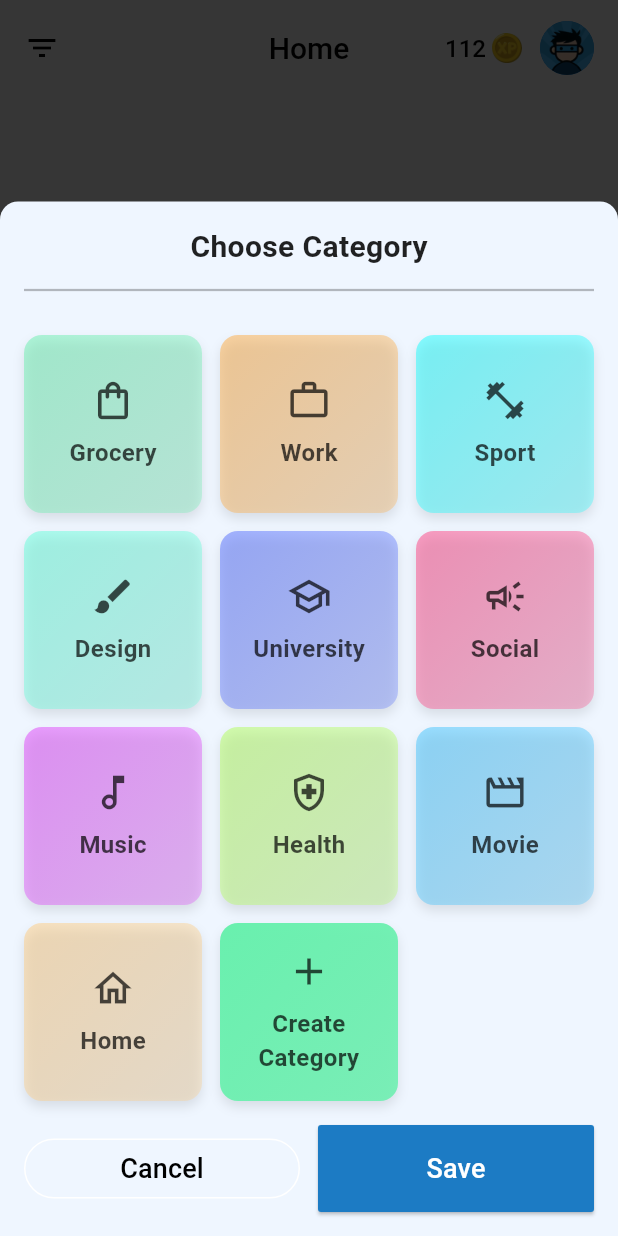
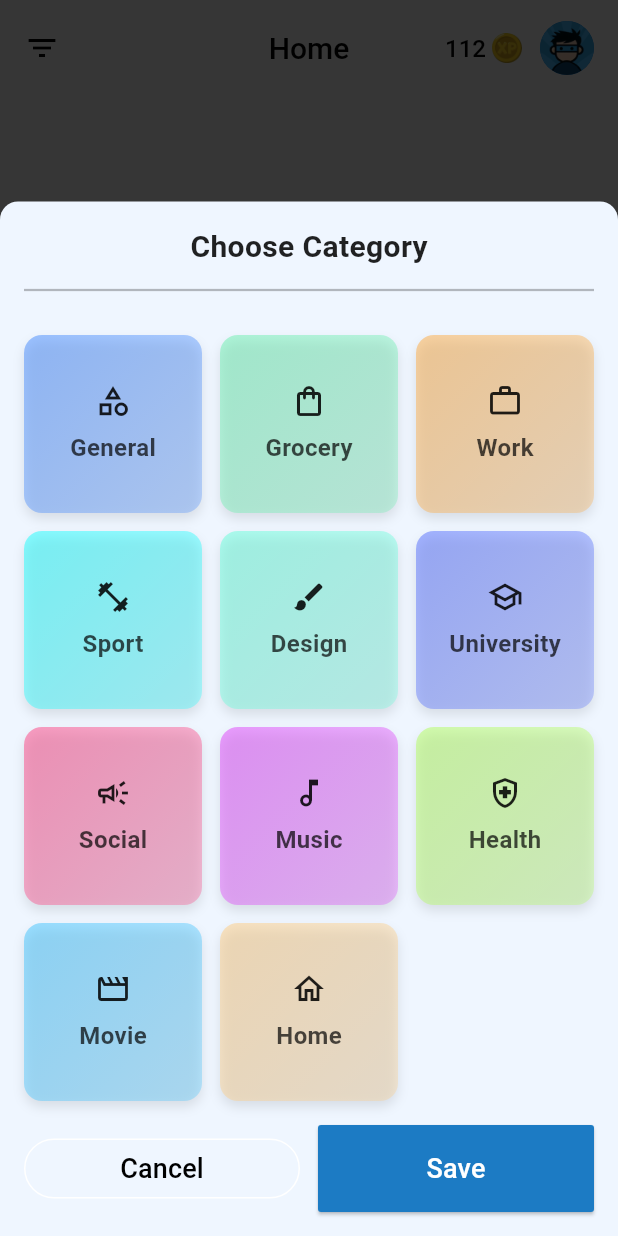
Before and after one commit to JosimCoussens/taskhero, a Flutter app: the screen it shows after launch, item 3 of the bottom bar chosen, after a tap on the "category" icon, on a phone screen of 412 x 824 dp. Run offline on Flutter 3.47's test engine with Material 3 defaults, Android fonts, the phone set to English and light mode, and no system bars; our stand-ins replace cloud_firestore, firebase_core, flutter_svg, syncfusion_flutter_datepicker; accounts and stored records are empty.

Commit message:
Refactor category management: remove CategoryService and create categories directly in constants, update Category class to use Icon instead of iconName

```diff
--- a/lib/components/bottom_app_bar/windows/categories_window.dart
+++ b/lib/components/bottom_app_bar/windows/categories_window.dart
@@ -1,6 +1,7 @@
 import 'package:flutter/material.dart';
+import 'package:taskhero/classes/category.dart';
 import 'package:taskhero/components/bottom_app_bar/components/widgets.dart';
-import 'package:taskhero/components/bottom_app_bar/windows/create_category_window.dart';
+import 'package:taskhero/constants.dart';
 
 Future<dynamic> showCategories(BuildContext context) {
   String selectedCategory = '';
@@ -34,78 +35,17 @@ Future<dynamic> showCategories(BuildContext context) {
                       crossAxisSpacing: 12,
                       mainAxisSpacing: 12,
                       children: [
-                        _buildCategoryTile(
-                          Icons.shopping_bag_outlined,
-                          'Grocery',
-                          Colors.greenAccent,
-                          selectedCategory,
-                          (value) => setState(() => selectedCategory = value),
-                        ),
-                        _buildCategoryTile(
-                          Icons.work_outline,
-                          'Work',
-                          Colors.orangeAccent,
-                          selectedCategory,
-                          (value) => setState(() => selectedCategory = value),
-                        ),
-                        _buildCategoryTile(
-                          Icons.fitness_center,
-                          'Sport',
-                          Colors.cyanAccent,
-                          selectedCategory,
-                          (value) => setState(() => selectedCategory = value),
-                        ),
-                        // ... other tiles with the same pattern
-                        _buildCategoryTile(
-                          Icons.brush,
-                          'Design',
-                          Colors.tealAccent,
-                          selectedCategory,
-                          (value) => setState(() => selectedCategory = value),
-                        ),
-                        _buildCategoryTile(
-                          Icons.school_outlined,
-                          'University',
-                          Colors.indigoAccent,
-                          selectedCategory,
-                          (value) => setState(() => selectedCategory = value),
-                        ),
-                        _buildCategoryTile(
-                          Icons.campaign_outlined,
-                          'Social',
-                          Colors.pinkAccent,
-                          selectedCategory,
-                          (value) => setState(() => selectedCategory = value),
-                        ),
-                        _buildCategoryTile(
-                          Icons.music_note_outlined,
-                          'Music',
-                          Colors.purpleAccent,
-                          selectedCategory,
-                          (value) => setState(() => selectedCategory = value),
-                        ),
-                        _buildCategoryTile(
-                          Icons.health_and_safety_outlined,
-                          'Health',
-                          Colors.lightGreenAccent,
-                          selectedCategory,
-                          (value) => setState(() => selectedCategory = value),
-                        ),
-                        _buildCategoryTile(
-                          Icons.movie_outlined,
-                          'Movie',
-                          Colors.lightBlueAccent,
-                          selectedCategory,
-                          (value) => setState(() => selectedCategory = value),
-                        ),
-                        _buildCategoryTile(
-                          Icons.home_outlined,
-                          'Home',
-                          Colors.orange.shade200,
-                          selectedCategory,
-                          (value) => setState(() => selectedCategory = value),
-                        ),
-                        _buildAddCategoryTile(context),
+                        ...AppParams.categories.map((category) {
+                          return _buildCategoryTile(
+                            category,
+                            selectedCategory,
+                            (value) {
+                              setState(() {
+                                selectedCategory = value;
+                              });
+                            },
+                          );
+                        }),
                       ],
                     ),
                     const SizedBox(height: 16),
@@ -128,66 +68,18 @@ Future<dynamic> showCategories(BuildContext context) {
   );
 }
 
-GestureDetector _buildAddCategoryTile(BuildContext context) {
-  bool isSelected = false;
-  return GestureDetector(
-    onTap: () {
-      isSelected = !isSelected;
-      showCreateCategory(context);
-    },
-    child: Container(
-      decoration: BoxDecoration(
-        gradient: LinearGradient(
-          colors: [
-            Colors.greenAccent.withValues(alpha: 1.0),
-            Colors.greenAccent.withValues(alpha: 0.85),
-          ],
-          begin: Alignment.topLeft,
-          end: Alignment.bottomRight,
-        ),
-        borderRadius: BorderRadius.circular(12),
-        boxShadow: [
-          BoxShadow(
-            color: Colors.black.withValues(alpha: 0.1),
-            offset: const Offset(0, 4),
-            blurRadius: 6,
-          ),
-        ],
-      ),
-      child: Column(
-        mainAxisAlignment: MainAxisAlignment.center,
-        children: [
-          Icon(Icons.add, size: 30, color: Colors.black.withValues(alpha: 0.7)),
-          const SizedBox(height: 8),
-          Text(
-            'Create Category',
-            textAlign: TextAlign.center,
-            style: TextStyle(
-              fontSize: 16,
-              fontWeight: FontWeight.w600,
-              color: Colors.black.withValues(alpha: 0.7),
-            ),
-          ),
-        ],
-      ),
-    ),
-  );
-}
-
 // Update the callback type to be clearer
 Widget _buildCategoryTile(
-  IconData icon,
-  String label,
-  Color color,
+  Category category,
   String selectedCategory,
   Function(String) onCategorySelected, // Change this callback signature
 ) {
-  final isSelected = selectedCategory == label;
+  final isSelected = selectedCategory == category.name;
 
   return GestureDetector(
     onTap: () {
       // Call the callback with the new value instead of directly using setState
-      onCategorySelected(isSelected ? '' : label); // Toggle
+      onCategorySelected(isSelected ? '' : category.name); // Toggle
     },
     child: Container(
       decoration: BoxDecoration(
@@ -195,12 +87,12 @@ Widget _buildCategoryTile(
           colors:
               isSelected
                   ? [
-                    color.withValues(alpha: 1.0),
-                    color.withValues(alpha: 0.85),
+                    category.color.withValues(alpha: 1.0),
+                    category.color.withValues(alpha: 0.85),
                   ]
                   : [
-                    color.withValues(alpha: 0.5),
-                    color.withValues(alpha: 0.3),
+                    category.color.withValues(alpha: 0.5),
+                    category.color.withValues(alpha: 0.3),
                   ],
           begin: Alignment.topLeft,
           end: Alignment.bottomRight,
@@ -218,10 +110,10 @@ Widget _buildCategoryTile(
       child: Column(
         mainAxisAlignment: MainAxisAlignment.center,
         children: [
-          Icon(icon, size: 30, color: Colors.black.withValues(alpha: 0.7)),
+          category.icon,
           const SizedBox(height: 8),
           Text(
-            label,
+            category.name,
             style: TextStyle(
               fontSize: 16,
               fontWeight: FontWeight.w600,
--- a/lib/constants.dart
+++ b/lib/constants.dart
@@ -1,5 +1,5 @@
 import 'package:flutter/material.dart';
-import 'package:taskhero/classes/icon.dart';
+import 'package:taskhero/classes/category.dart';
 
 class AppColors {
   static const Color primaryLighter = Color(0xff64BAFB);
@@ -13,18 +13,61 @@ class AppParams {
     Colors.black.withValues(alpha: 0.4),
     BlendMode.darken,
   );
-}
-
-class AppIcons {
-  static List<AppIcon> icons = [
-    AppIcon(id: 'home', icon: Icon(Icons.home)),
-    AppIcon(id: 'work', icon: Icon(Icons.work)),
-    AppIcon(id: 'school', icon: Icon(Icons.school)),
-    AppIcon(id: 'shopping', icon: Icon(Icons.shopping_cart)),
-    AppIcon(id: 'fitness', icon: Icon(Icons.fitness_center)),
-    AppIcon(id: 'travel', icon: Icon(Icons.airplanemode_active)),
-    AppIcon(id: 'entertainment', icon: Icon(Icons.movie)),
-    AppIcon(id: 'health', icon: Icon(Icons.local_hospital)),
-    AppIcon(id: 'finance', icon: Icon(Icons.attach_money)),
+  static List<Category> categories = [
+    Category(
+      name: 'General',
+      color: Colors.blueAccent,
+      icon: const Icon(Icons.category_outlined),
+    ),
+    Category(
+      name: 'Grocery',
+      color: Colors.greenAccent,
+      icon: const Icon(Icons.shopping_bag_outlined),
+    ),
+    Category(
+      name: 'Work',
+      color: Colors.orangeAccent,
+      icon: const Icon(Icons.work_outline),
+    ),
+    Category(
+      name: 'Sport',
+      color: Colors.cyanAccent,
+      icon: const Icon(Icons.fitness_center),
+    ),
+    Category(
+      name: 'Design',
+      color: Colors.tealAccent,
+      icon: const Icon(Icons.brush),
+    ),
+    Category(
+      name: 'University',
+      color: Colors.indigoAccent,
+      icon: const Icon(Icons.school_outlined),
+    ),
+    Category(
+      name: 'Social',
+      color: Colors.pinkAccent,
+      icon: const Icon(Icons.campaign_outlined),
+    ),
+    Category(
+      name: 'Music',
+      color: Colors.purpleAccent,
+      icon: const Icon(Icons.music_note_outlined),
+    ),
+    Category(
+      name: 'Health',
+      color: Colors.lightGreenAccent,
+      icon: const Icon(Icons.health_and_safety_outlined),
+    ),
+    Category(
+      name: 'Movie',
+      color: Colors.lightBlueAccent,
+      icon: const Icon(Icons.movie_outlined),
+    ),
+    Category(
+      name: 'Home',
+      color: Colors.orange.shade200,
+      icon: const Icon(Icons.home_outlined),
+    ),
   ];
 }
```
Also changed, not shown: lib/classes/category.dart (+2 -26 lines), lib/components/bottom_app_bar/windows/create_category_window.dart (deleted, +0 -162 lines), lib/services/category_service.dart (deleted, +0 -24 lines).
